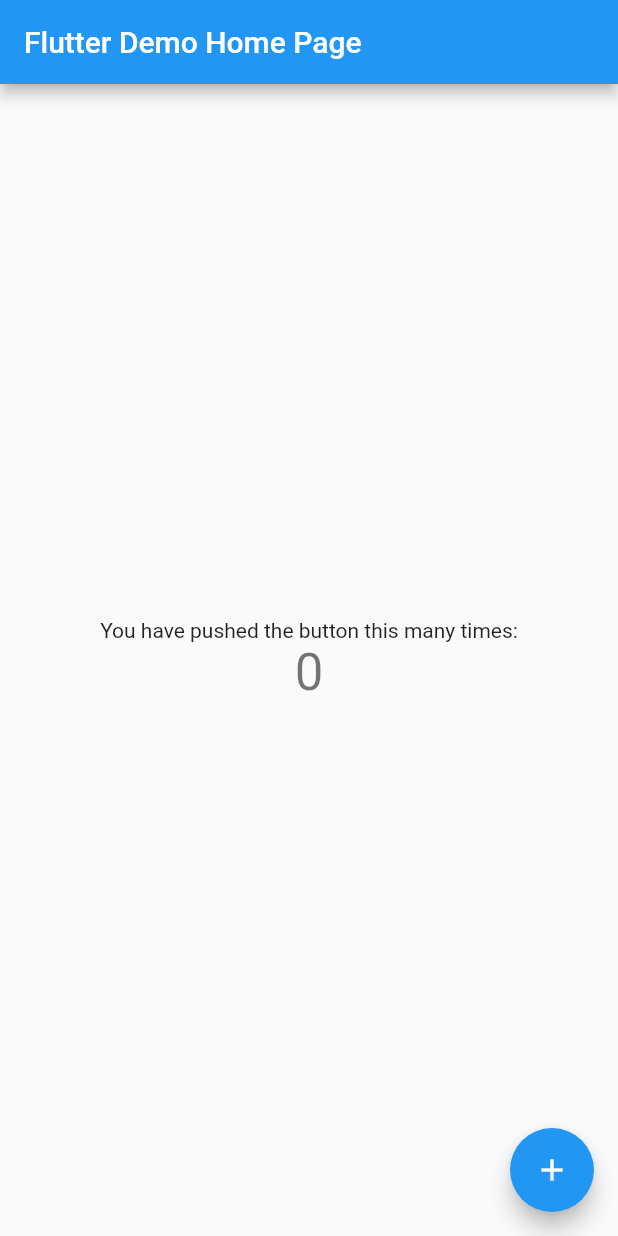
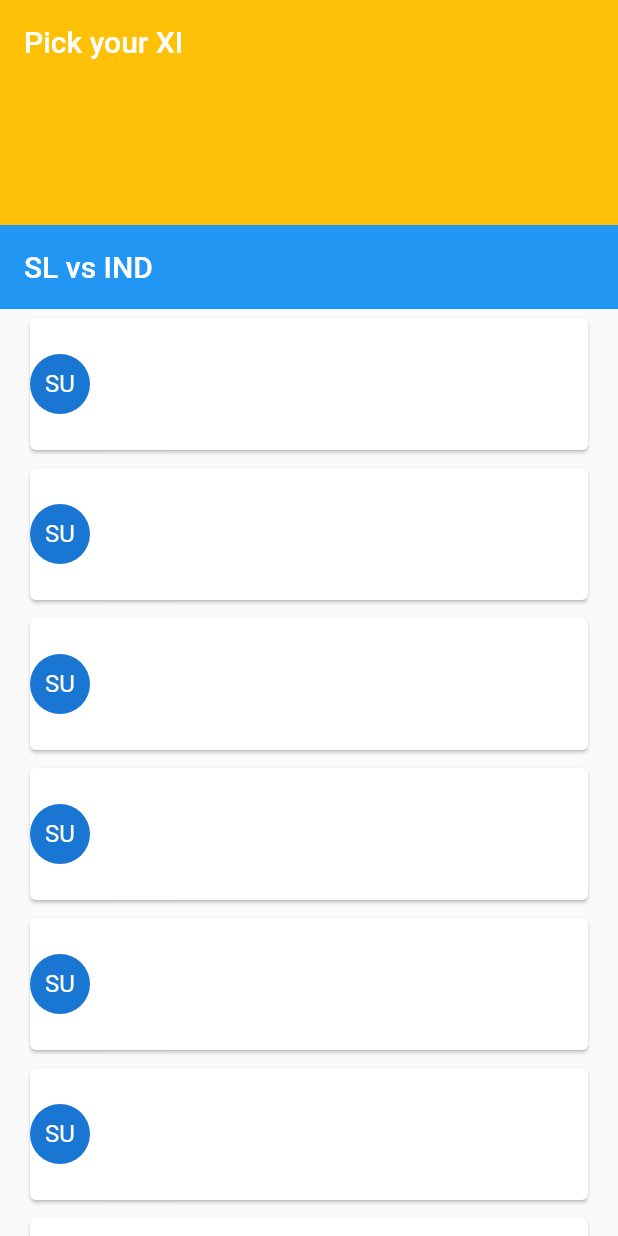
Before and after one commit to sukie2/flutter-smash-it-fantasy-league, a Flutter app: the screen it shows after launch, on a phone screen of 412 x 824 dp. Run offline on Flutter 3.47's test engine with Material 2 defaults, Android fonts, the phone set to English and light mode, and no system bars.

Commit message:
Player selection - partial

```diff
--- a/lib/main.dart
+++ b/lib/main.dart
@@ -1,113 +1,6 @@
 import 'package:flutter/material.dart';
+import 'package:smash_it/screens/palyer_selection_screen.dart';
 
 void main() {
-  runApp(MyApp());
+  runApp(PlayerSelectionScreen());
 }
-
-class MyApp extends StatelessWidget {
-  // This widget is the root of your application.
-  @override
-  Widget build(BuildContext context) {
-    return MaterialApp(
-      title: 'Flutter Demo',
-      theme: ThemeData(
-        // This is the theme of your application.
-        //
-        // Try running your application with "flutter run". You'll see the
-        // application has a blue toolbar. Then, without quitting the app, try
-        // changing the primarySwatch below to Colors.green and then invoke
-        // "hot reload" (press "r" in the console where you ran "flutter run",
-        // or simply save your changes to "hot reload" in a Flutter IDE).
-        // Notice that the counter didn't reset back to zero; the application
-        // is not restarted.
-        primarySwatch: Colors.blue,
-      ),
-      home: MyHomePage(title: 'Flutter Demo Home Page'),
-    );
-  }
-}
-
-class MyHomePage extends StatefulWidget {
-  MyHomePage({Key? key, required this.title}) : super(key: key);
-
-  // This widget is the home page of your application. It is stateful, meaning
-  // that it has a State object (defined below) that contains fields that affect
-  // how it looks.
-
-  // This class is the configuration for the state. It holds the values (in this
-  // case the title) provided by the parent (in this case the App widget) and
-  // used by the build method of the State. Fields in a Widget subclass are
-  // always marked "final".
-
-  final String title;
-
-  @override
-  _MyHomePageState createState() => _MyHomePageState();
-}
-
-class _MyHomePageState extends State<MyHomePage> {
-  int _counter = 0;
-
-  void _incrementCounter() {
-    setState(() {
-      // This call to setState tells the Flutter framework that something has
-      // changed in this State, which causes it to rerun the build method below
-      // so that the display can reflect the updated values. If we changed
-      // _counter without calling setState(), then the build method would not be
-      // called again, and so nothing would appear to happen.
-      _counter++;
-    });
-  }
-
-  @override
-  Widget build(BuildContext context) {
-    // This method is rerun every time setState is called, for instance as done
-    // by the _incrementCounter method above.
-    //
-    // The Flutter framework has been optimized to make rerunning build methods
-    // fast, so that you can just rebuild anything that needs updating rather
-    // than having to individually change instances of widgets.
-    return Scaffold(
-      appBar: AppBar(
-        // Here we take the value from the MyHomePage object that was created by
-        // the App.build method, and use it to set our appbar title.
-        title: Text(widget.title),
-      ),
-      body: Center(
-        // Center is a layout widget. It takes a single child and positions it
-        // in the middle of the parent.
-        child: Column(
-          // Column is also a layout widget. It takes a list of children and
-          // arranges them vertically. By default, it sizes itself to fit its
-          // children horizontally, and tries to be as tall as its parent.
-          //
-          // Invoke "debug painting" (press "p" in the console, choose the
-          // "Toggle Debug Paint" action from the Flutter Inspector in Android
-          // Studio, or the "Toggle Debug Paint" command in Visual Studio Code)
-          // to see the wireframe for each widget.
-          //
-          // Column has various properties to control how it sizes itself and
-          // how it positions its children. Here we use mainAxisAlignment to
-          // center the children vertically; the main axis here is the vertical
-          // axis because Columns are vertical (the cross axis would be
-          // horizontal).
-          mainAxisAlignment: MainAxisAlignment.center,
-          children: <Widget>[
-            Text(
-              'You have pushed the button this many times:',
-            ),
-            Text(
-              '$_counter',
-              style: Theme.of(context).textTheme.headline4,
-            ),
-          ],
-        ),
-      ),
-      floatingActionButton: FloatingActionButton(
-        onPressed: _incrementCounter,
-        tooltip: 'Increment',
-        child: Icon(Icons.add),
-      ), // This trailing comma makes auto-formatting nicer for build methods.
-    );
-  }
-}
--- /dev/null
+++ b/lib/screens/palyer_selection_screen.dart
@@ -0,0 +1,43 @@
+import 'package:flutter/material.dart';
+import 'package:smash_it/widgets/player_row.dart';
+
+class PlayerSelectionScreen extends StatefulWidget {
+  const PlayerSelectionScreen({Key? key}) : super(key: key);
+
+  @override
+  _PlayerSelectionScreenState createState() => _PlayerSelectionScreenState();
+}
+
+class _PlayerSelectionScreenState extends State<PlayerSelectionScreen> {
+  @override
+  Widget build(BuildContext context) {
+    return MaterialApp(
+      home: Scaffold(
+        body: CustomScrollView(
+          slivers: [
+            SliverAppBar(
+              backgroundColor: Colors.amber,
+              title: Text('Pick your XI'),
+              expandedHeight: 30,
+              collapsedHeight: 150,
+            ),
+            SliverAppBar(
+              backgroundColor: Colors.blue,
+              title: Text('SL vs IND'),
+              floating: true,
+            ),
+            SliverFixedExtentList(
+              itemExtent: 100.0,
+              delegate: SliverChildBuilderDelegate(
+                (BuildContext context, int index) {
+                  return PlayerRow();
+                },
+                childCount: 50,
+              ),
+            ),
+          ],
+        ),
+      ),
+    );
+  }
+}
--- /dev/null
+++ b/lib/widgets/player_row.dart
@@ -0,0 +1,21 @@
+import 'package:flutter/material.dart';
+
+class PlayerRow extends StatelessWidget {
+  const PlayerRow({Key? key}) : super(key: key);
+
+  @override
+  Widget build(BuildContext context) {
+    return Padding(
+      padding: EdgeInsets.only(left: 16.0, top: 2.0, bottom: 2.0, right: 16.0),
+      child: Card(
+        child: Row(
+          children: [
+            CircleAvatar(
+              child: Text('SU'),
+            )
+          ],
+        ),
+      ),
+    );
+  }
+}
```
